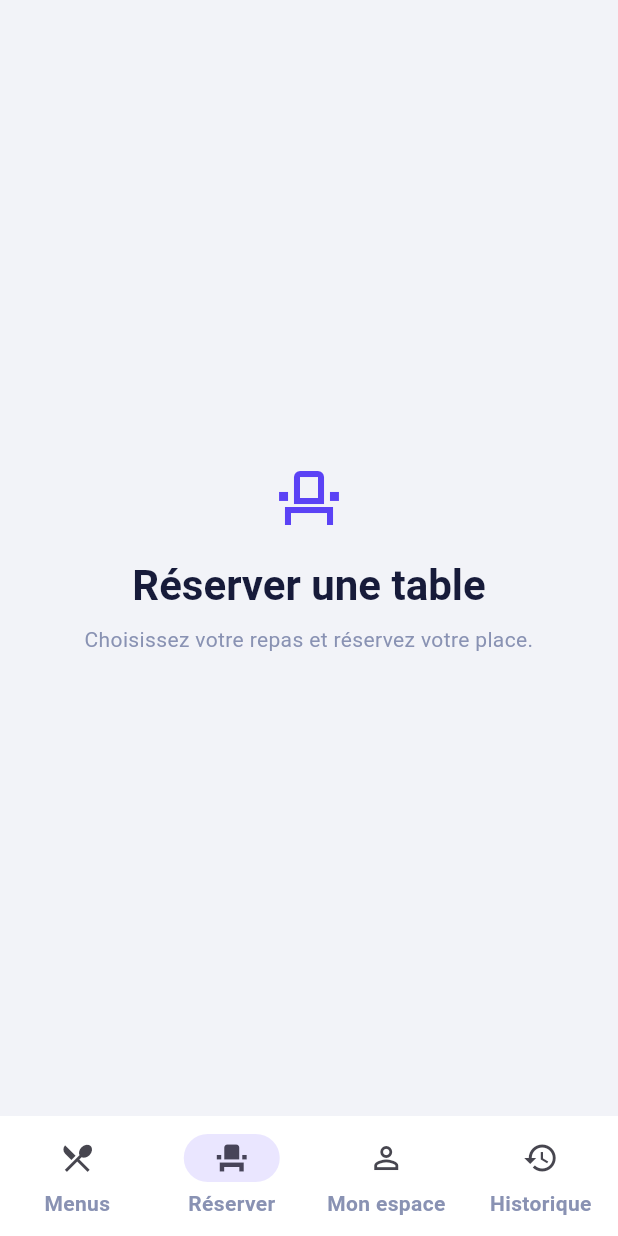
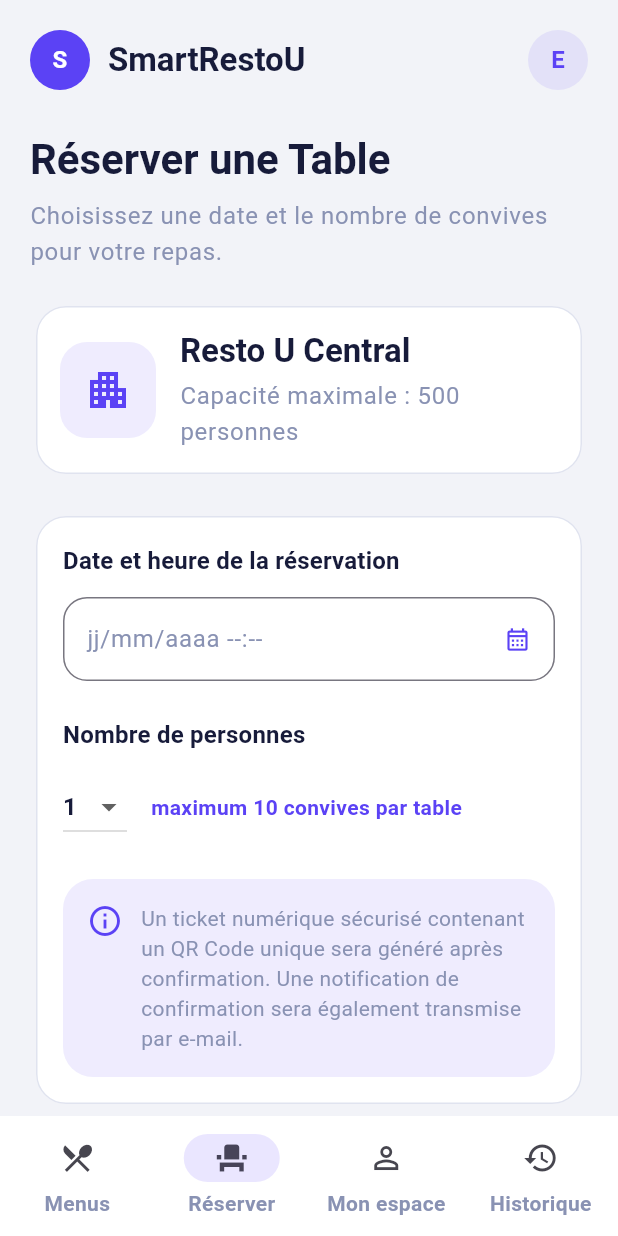
Before and after one commit to Dhakerbenlamine/SmartRestoU, a Flutter app: the screen it shows after launch, item 2 of the bottom bar chosen, on a phone screen of 412 x 824 dp. Run offline on Flutter 3.47's test engine with Material 3 defaults, Android fonts, the phone set to English and light mode, and no system bars.

Commit message:
feat : add the reservation_screen

```diff
--- a/lib/app.dart
+++ b/lib/app.dart
@@ -1,6 +1,7 @@
 import 'package:flutter/material.dart';
 import 'package:smart_restou/screens/home_screen.dart';
 import 'package:smart_restou/screens/placeholder_screen.dart';
+import 'package:smart_restou/screens/reservation_screen.dart';
 import 'package:smart_restou/theme/app_theme.dart';
 
 class SmartRestoApp extends StatelessWidget {
@@ -30,10 +31,8 @@ class _AppShellState extends State<AppShell> {
   Widget get _currentPage {
     return switch (_selectedIndex) {
       0 => HomeScreen(onReserve: () => setState(() => _selectedIndex = 1)),
-      1 => const PlaceholderScreen(
-        title: 'Réserver une table',
-        message: 'Choisissez votre repas et réservez votre place.',
-        icon: Icons.event_seat_outlined,
+      1 => ReservationScreen(
+        onCancel: () => setState(() => _selectedIndex = 0),
       ),
       2 => const PlaceholderScreen(
         title: 'Mon espace',
@@ -64,6 +63,7 @@ class _AppShellState extends State<AppShell> {
             label: 'Menus',
           ),
           NavigationDestination(
+            key: Key('nav-reservation'),
             icon: Icon(Icons.event_seat_outlined),
             selectedIcon: Icon(Icons.event_seat),
             label: 'Réserver',
--- /dev/null
+++ b/lib/screens/reservation_screen.dart
@@ -0,0 +1,327 @@
+import 'package:flutter/material.dart';
+
+class ReservationScreen extends StatefulWidget {
+  const ReservationScreen({super.key, required this.onCancel});
+
+  final VoidCallback onCancel;
+
+  @override
+  State<ReservationScreen> createState() => _ReservationScreenState();
+}
+
+class _ReservationScreenState extends State<ReservationScreen> {
+  DateTime? _selectedDate;
+  TimeOfDay? _selectedTime;
+  int _guestCount = 1;
+
+  Future<void> _selectDateAndTime() async {
+    final now = DateTime.now();
+    final date = await showDatePicker(
+      context: context,
+      initialDate: _selectedDate ?? now,
+      firstDate: DateTime(now.year, now.month, now.day),
+      lastDate: DateTime(now.year + 1, now.month, now.day),
+    );
+    if (date == null || !mounted) return;
+
+    final time = await showTimePicker(
+      context: context,
+      initialTime: _selectedTime ?? const TimeOfDay(hour: 12, minute: 0),
+    );
+    if (time == null || !mounted) return;
+
+    setState(() {
+      _selectedDate = date;
+      _selectedTime = time;
+    });
+  }
+
+  Future<void> _confirmReservation() async {
+    if (_selectedDate == null || _selectedTime == null) {
+      ScaffoldMessenger.of(context).showSnackBar(
+        const SnackBar(
+          content: Text('Choisissez une date et une heure pour continuer.'),
+        ),
+      );
+      return;
+    }
+
+    final date = _selectedDate!;
+    final time = _selectedTime!;
+    final reservationDateTime = DateTime(
+      date.year,
+      date.month,
+      date.day,
+      time.hour,
+      time.minute,
+    );
+    if (!reservationDateTime.isAfter(DateTime.now())) {
+      ScaffoldMessenger.of(context).showSnackBar(
+        const SnackBar(
+          content: Text('Choisissez une date et une heure dans le futur.'),
+        ),
+      );
+      return;
+    }
+
+    await showDialog<void>(
+      context: context,
+      builder: (context) => AlertDialog(
+        icon: Icon(
+          Icons.check_circle_outline,
+          color: Theme.of(context).colorScheme.primary,
+          size: 40,
+        ),
+        title: const Text('Récapitulatif de réservation'),
+        content: Column(
+          mainAxisSize: MainAxisSize.min,
+          crossAxisAlignment: CrossAxisAlignment.start,
+          children: [
+            Text('Resto U Central · $_guestCount personne(s)'),
+            const SizedBox(height: 8),
+            Text('${_formatDate(date)} à ${time.format(context)}'),
+            const SizedBox(height: 16),
+            const Text(
+              'Mode démonstration : aucun ticket QR ni e-mail ne sera envoyé.',
+            ),
+          ],
+        ),
+        actions: [
+          TextButton(
+            onPressed: () => Navigator.of(context).pop(),
+            child: const Text('Fermer'),
+          ),
+        ],
+      ),
+    );
+  }
+
+  String _formatDate(DateTime date) =>
+      '${date.day.toString().padLeft(2, '0')}/'
+      '${date.month.toString().padLeft(2, '0')}/'
+      '${date.year}';
+
+  @override
+  Widget build(BuildContext context) {
+    final dateAndTime = _selectedDate == null || _selectedTime == null
+        ? 'jj/mm/aaaa --:--'
+        : '${_formatDate(_selectedDate!)} ${_selectedTime!.format(context)}';
+
+    return ListView(
+      padding: const EdgeInsets.all(20),
+      children: [
+        const _ReservationHeader(),
+        const SizedBox(height: 28),
+        Text(
+          'Réserver une Table',
+          style: Theme.of(context).textTheme.headlineMedium,
+        ),
+        const SizedBox(height: 8),
+        Text(
+          'Choisissez une date et le nombre de convives pour votre repas.',
+          style: Theme.of(
+            context,
+          ).textTheme.bodyLarge?.copyWith(color: const Color(0xFF8992B3)),
+        ),
+        const SizedBox(height: 20),
+        const _RestaurantCard(),
+        const SizedBox(height: 20),
+        Card(
+          child: Padding(
+            padding: const EdgeInsets.all(18),
+            child: Column(
+              crossAxisAlignment: CrossAxisAlignment.start,
+              children: [
+                Text(
+                  'Date et heure de la réservation',
+                  style: Theme.of(context).textTheme.titleMedium,
+                ),
+                const SizedBox(height: 12),
+                SizedBox(
+                  width: double.infinity,
+                  child: OutlinedButton(
+                    key: const Key('reservation-date-time'),
+                    onPressed: _selectDateAndTime,
+                    style: OutlinedButton.styleFrom(
+                      minimumSize: const Size.fromHeight(56),
+                      alignment: Alignment.centerLeft,
+                      padding: const EdgeInsets.symmetric(horizontal: 16),
+                      shape: RoundedRectangleBorder(
+                        borderRadius: BorderRadius.circular(16),
+                      ),
+                    ),
+                    child: Row(
+                      children: [
+                        Expanded(
+                          child: Text(
+                            dateAndTime,
+                            style: Theme.of(context).textTheme.bodyLarge
+                                ?.copyWith(color: const Color(0xFF8992B3)),
+                          ),
+                        ),
+                        const Icon(Icons.calendar_month_outlined),
+                      ],
+                    ),
+                  ),
+                ),
+                const SizedBox(height: 24),
+                Text(
+                  'Nombre de personnes',
+                  style: Theme.of(context).textTheme.titleMedium,
+                ),
+                const SizedBox(height: 12),
+                Wrap(
+                  spacing: 16,
+                  crossAxisAlignment: WrapCrossAlignment.center,
+                  children: [
+                    DropdownButton<int>(
+                      key: const Key('guest-count'),
+                      value: _guestCount,
+                      items: [
+                        for (var count = 1; count <= 10; count++)
+                          DropdownMenuItem(value: count, child: Text('$count')),
+                      ],
+                      onChanged: (count) {
+                        if (count != null) {
+                          setState(() => _guestCount = count);
+                        }
+                      },
+                    ),
+                    Text(
+                      'maximum 10 convives par table',
+                      style: TextStyle(
+                        color: Theme.of(context).colorScheme.primary,
+                        fontWeight: FontWeight.w600,
+                      ),
+                    ),
+                  ],
+                ),
+                const SizedBox(height: 24),
+                const _TicketNotice(),
+              ],
+            ),
+          ),
+        ),
+        const SizedBox(height: 20),
+        SizedBox(
+          height: 60,
+          child: FilledButton(
+            onPressed: _confirmReservation,
+            child: const Text('Confirmer la Réservation'),
+          ),
+        ),
+        const SizedBox(height: 12),
+        SizedBox(
+          height: 56,
+          child: OutlinedButton(
+            onPressed: widget.onCancel,
+            child: const Text('Annuler'),
+          ),
+        ),
+      ],
+    );
+  }
+}
+
+class _ReservationHeader extends StatelessWidget {
+  const _ReservationHeader();
+
+  @override
+  Widget build(BuildContext context) {
+    final primary = Theme.of(context).colorScheme.primary;
+    return Row(
+      children: [
+        CircleAvatar(
+          backgroundColor: primary,
+          foregroundColor: Colors.white,
+          child: const Text('S', style: TextStyle(fontWeight: FontWeight.w700)),
+        ),
+        const SizedBox(width: 12),
+        Text('SmartRestoU', style: Theme.of(context).textTheme.titleLarge),
+        const Spacer(),
+        CircleAvatar(
+          backgroundColor: primary.withValues(alpha: 0.1),
+          foregroundColor: primary,
+          child: const Text('E', style: TextStyle(fontWeight: FontWeight.w700)),
+        ),
+      ],
+    );
+  }
+}
+
+class _RestaurantCard extends StatelessWidget {
+  const _RestaurantCard();
+
+  @override
+  Widget build(BuildContext context) {
+    final primary = Theme.of(context).colorScheme.primary;
+    return Card(
+      child: Padding(
+        padding: const EdgeInsets.all(16),
+        child: Row(
+          children: [
+            Container(
+              width: 64,
+              height: 64,
+              decoration: BoxDecoration(
+                color: primary.withValues(alpha: 0.1),
+                borderRadius: BorderRadius.circular(18),
+              ),
+              child: Icon(Icons.apartment_outlined, color: primary, size: 32),
+            ),
+            const SizedBox(width: 16),
+            Expanded(
+              child: Column(
+                crossAxisAlignment: CrossAxisAlignment.start,
+                children: [
+                  Text(
+                    'Resto U Central',
+                    style: Theme.of(context).textTheme.titleLarge,
+                  ),
+                  const SizedBox(height: 4),
+                  Text(
+                    'Capacité maximale : 500 personnes',
+                    style: Theme.of(context).textTheme.bodyLarge?.copyWith(
+                      color: const Color(0xFF8992B3),
+                    ),
+                  ),
+                ],
+              ),
+            ),
+          ],
+        ),
+      ),
+    );
+  }
+}
+
+class _TicketNotice extends StatelessWidget {
+  const _TicketNotice();
+
+  @override
+  Widget build(BuildContext context) {
+    final primary = Theme.of(context).colorScheme.primary;
+    return Container(
+      width: double.infinity,
+      padding: const EdgeInsets.all(16),
+      decoration: BoxDecoration(
+        color: primary.withValues(alpha: 0.1),
+        borderRadius: BorderRadius.circular(20),
+      ),
+      child: Row(
+        crossAxisAlignment: CrossAxisAlignment.start,
+        children: [
+          Icon(Icons.info_outline, color: primary),
+          const SizedBox(width: 12),
+          const Expanded(
+            child: Text(
+              'Un ticket numérique sécurisé contenant un QR Code unique sera '
+              'généré après confirmation. Une notification de confirmation '
+              'sera également transmise par e-mail.',
+            ),
+          ),
+        ],
+      ),
+    );
+  }
+}
```
Also changed, not shown: 2 other files.
